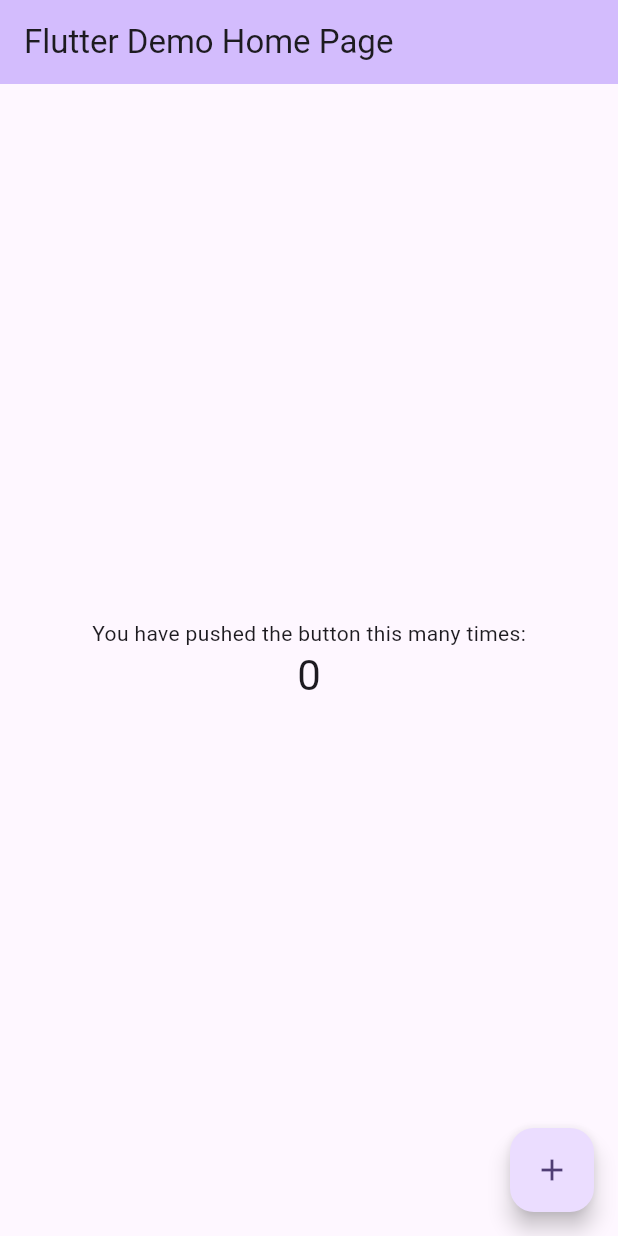
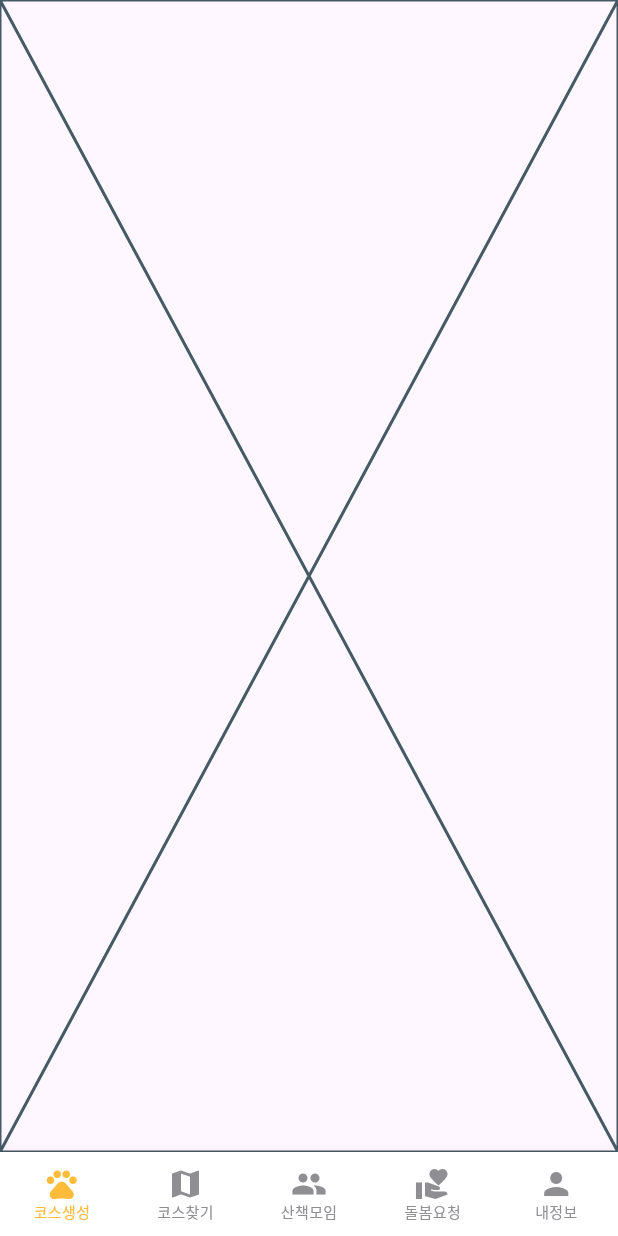
Before and after one commit to 2024SE-PetTrip/PetTrip_flutter, a Flutter app: the screen it shows after launch, on a phone screen of 412 x 824 dp. Run offline on Flutter 3.47's test engine with Material 3 defaults, Android fonts, the phone set to English and light mode, and no system bars.

Commit message:
Feat: 돌봄 요청 홈 화면 구현

```diff
--- /dev/null
+++ b/lib/const/category.dart
@@ -0,0 +1,71 @@
+import 'dart:core';
+
+const Map<String, List<String>> cityMap = {
+  '서울특별시': [
+    '종로구', '중구', '용산구', '성동구', '광진구', '동대문구', '중랑구', '성북구', '강북구', '도봉구',
+    '노원구', '은평구', '서대문구', '마포구', '양천구', '강서구', '구로구', '금천구', '영등포구', '동작구',
+    '관악구', '서초구', '강남구', '송파구', '강동구'
+  ],
+  '부산광역시': [
+    '중구', '서구', '동구', '영도구', '부산진구', '동래구', '남구', '북구', '해운대구', '사하구', '금정구',
+    '강서구', '연제구', '수영구', '사상구', '기장군'
+  ],
+  '대구광역시': [
+    '중구', '동구', '서구', '남구', '북구', '수성구', '달서구', '달성군', '군위군'
+  ],
+  '인천광역시': [
+    '중구', '동구', '미추홀구', '연수구', '남동구', '부평구', '계양구', '서구', '강화군', '옹진군'
+  ],
+  '광주광역시': [
+    '동구', '서구', '남구', '북구', '광산구'
+  ],
+  '대전광역시': [
+    '동구', '중구', '서구', '유성구', '대덕구'
+  ],
+  '울산광역시': [
+    '중구', '남구', '동구', '북구', '울주군'
+  ],
+  '세종특별자치시' : [
+    ''
+  ],
+  '경기도': [
+    '수원시', '용인시', '고양시', '화성시', '성남시', '부천시', '남양주시', '안산시', '평택시', '안양시',
+    '시흥시', '파주시', '김포시', '의정부시', '광주시', '하남시', '광명시', '군포시', '양주시', '오산시',
+    '이천시', '안성시', '구리시', '의왕시', '포천시', '양평군', '여주시', '동두천시', '과천시', '가평군', '연천군'
+  ],
+  '강원특별자치도': [
+    '춘천시', '원주시', '강릉시', '동해시', '태백시', '속초시', '삼척시', '홍천군', '횡성군', '영월군',
+    '평창군', '정선군', '철원군', '화천군', '양구군', '인제군', '고성군', '양양군'
+  ],
+  '충청북도': [
+    '청주시', '충주시', '제천시', '보은군', '옥천군', '영동군', '증평군', '진천군', '괴산군', '음성군', '단양군'
+  ],
+  '충청남도': [
+    '천안시', '공주시', '보령시', '아산시', '서산시', '논산시', '계룡시', '당진시', '금산군', '부여군',
+    '서천군', '청양군', '홍성군', '예산군', '태안군'
+  ],
+  '전북특별자치도': [
+    '전주시', '군산시', '익산시', '정읍시', '남원시', '김제시', '완주군', '진안군', '무주군', '장수군',
+    '임실군', '순창군', '고창군', '부안군'
+  ],
+  '전라남도': [
+    '목포시', '여수시', '순천시', '나주시', '광양시', '담양군', '곡성군', '구례군', '고흥군', '보성군',
+    '화순군', '장흥군', '강진군', '해남군', '영암군', '무안군', '함평군', '영광군', '장성군', '완도군',
+    '진도군', '신안군'
+  ],
+  '경상북도': [
+    '포항시', '경주시', '김천시', '안동시', '구미시', '영주시', '영천시', '상주시', '문경시', '경산시',
+    '의성군', '청송군', '영양군', '영덕군', '청도군', '고령군', '성주군', '칠곡군', '예천군', '봉화군',
+    '울진군', '울릉군'
+  ],
+  '경상남도': [
+    '창원시', '진주시', '통영시', '사천시', '김해시', '밀양시', '거제시', '양산시', '의령군', '함안군',
+    '창녕군', '고성군', '남해군', '하동군', '산청군', '함양군', '거창군', '합천군'
+  ],
+  '제주특별자치도': [
+    '제주시', '서귀포시'
+  ]
+};
+
+const List<String> courseTags = ['초보자', '중급자', '숙련자', '짧은거리', '긴거리', '도심', '교외', '공원', '강변', '해변', '등산로', '자전거코스', '조용한', '포토스팟'];
+const List<String> groupTags = ['초보자', '중급자', '숙련자', '아침산책', '저녁산책', '주말산책', '친목모임'];
--- /dev/null
+++ b/lib/const/colors.dart
@@ -0,0 +1,7 @@
+import 'dart:ui';
+
+const MAIN_COLOR = Color(0xffFFBC3B);
+const DARK_GRAY_COLOR = Color(0xff8E8E93);
+const LIGHT_GRAY_COLOR = Color(0xffF2F4F7);
+const POINT_COLOR = Color(0xffFA6900);
+const WARNING_COLOR = Color(0xffFF4B3B);
--- a/lib/main.dart
+++ b/lib/main.dart
@@ -1,125 +1,86 @@
+import 'dart:async';
+
 import 'package:flutter/material.dart';
 
-void main() {
-  runApp(const MyApp());
+import 'package:pettrip_fe/const/colors.dart';
+import 'package:pettrip_fe/screens/care_service_page.dart';
+
+
+void main() async {
+  //await _initialize();
+  runApp(MaterialApp(home: const MainPage()));
 }
 
-class MyApp extends StatelessWidget {
-  const MyApp({super.key});
+/*
+Future<void> _initialize() async {
+  // 네이버맵 초기화
+  WidgetsFlutterBinding.ensureInitialized();
+  await NaverMapSdk.instance.initialize(
+      clientId: NAVER_MAP_KEY,
+      onAuthFailed: (error) {
+        print('네이버맵 인증 오류: $error');
+      });
 
-  // This widget is the root of your application.
-  @override
-  Widget build(BuildContext context) {
-    return MaterialApp(
-      title: 'Flutter Demo',
-      theme: ThemeData(
-        // This is the theme of your application.
-        //
-        // TRY THIS: Try running your application with "flutter run". You'll see
-        // the application has a purple toolbar. Then, without quitting the app,
-        // try changing the seedColor in the colorScheme below to Colors.green
-        // and then invoke "hot reload" (save your changes or press the "hot
-        // reload" button in a Flutter-supported IDE, or press "r" if you used
-        // the command line to start the app).
-        //
-        // Notice that the counter didn't reset back to zero; the application
-        // state is not lost during the reload. To reset the state, use hot
-        // restart instead.
-        //
-        // This works for code too, not just values: Most code changes can be
-        // tested with just a hot reload.
-        colorScheme: ColorScheme.fromSeed(seedColor: Colors.deepPurple),
-        useMaterial3: true,
-      ),
-      home: const MyHomePage(title: 'Flutter Demo Home Page'),
-    );
+  // 위치 권한 얻기
+  var requestStatus = await Permission.location.request();
+  var status = await Permission.location.status;
+  if (requestStatus.isPermanentlyDenied || status.isPermanentlyDenied) {
+    openAppSettings();
   }
 }
+*/
 
-class MyHomePage extends StatefulWidget {
-  const MyHomePage({super.key, required this.title});
 
-  // This widget is the home page of your application. It is stateful, meaning
-  // that it has a State object (defined below) that contains fields that affect
-  // how it looks.
-
-  // This class is the configuration for the state. It holds the values (in this
-  // case the title) provided by the parent (in this case the App widget) and
-  // used by the build method of the State. Fields in a Widget subclass are
-  // always marked "final".
-
-  final String title;
+class MainPage extends StatefulWidget {
+  const MainPage({super.key});
 
   @override
-  State<MyHomePage> createState() => _MyHomePageState();
+  State<MainPage> createState() => _MainPageState();
 }
 
-class _MyHomePageState extends State<MyHomePage> {
-  int _counter = 0;
+class _MainPageState extends State<MainPage> {
+  int _selectedIndex = 0;
+  late final List<Widget> _widgetOptions;
 
-  void _incrementCounter() {
-    setState(() {
-      // This call to setState tells the Flutter framework that something has
-      // changed in this State, which causes it to rerun the build method below
-      // so that the display can reflect the updated values. If we changed
-      // _counter without calling setState(), then the build method would not be
-      // called again, and so nothing would appear to happen.
-      _counter++;
-    });
+  @override
+  void initState() {
+    super.initState();
+    _widgetOptions = <Widget>[
+      //CourseMakerPage(),
+      Placeholder(),
+      Placeholder(),
+      Placeholder(),
+      CareServicePage(),
+      Placeholder(),
+    ];
   }
 
   @override
   Widget build(BuildContext context) {
-    // This method is rerun every time setState is called, for instance as done
-    // by the _incrementCounter method above.
-    //
-    // The Flutter framework has been optimized to make rerunning build methods
-    // fast, so that you can just rebuild anything that needs updating rather
-    // than having to individually change instances of widgets.
     return Scaffold(
-      appBar: AppBar(
-        // TRY THIS: Try changing the color here to a specific color (to
-        // Colors.amber, perhaps?) and trigger a hot reload to see the AppBar
-        // change color while the other colors stay the same.
-        backgroundColor: Theme.of(context).colorScheme.inversePrimary,
-        // Here we take the value from the MyHomePage object that was created by
-        // the App.build method, and use it to set our appbar title.
-        title: Text(widget.title),
+      body: SafeArea(child: _widgetOptions.elementAt(_selectedIndex)),
+      // 하단바
+      bottomNavigationBar: BottomNavigationBar(
+        currentIndex: _selectedIndex,
+        items: const <BottomNavigationBarItem>[
+          BottomNavigationBarItem(icon: Icon(Icons.pets), label: '코스생성'),
+          BottomNavigationBarItem(icon: Icon(Icons.map), label: '코스찾기'),
+          BottomNavigationBarItem(icon: Icon(Icons.group), label: '산책모임'),
+          BottomNavigationBarItem(icon: Icon(Icons.volunteer_activism), label: '돌봄요청'),
+          BottomNavigationBarItem(icon: Icon(Icons.person), label: '내정보')
+        ],
+        backgroundColor: Colors.white,
+        selectedItemColor: MAIN_COLOR,
+        unselectedItemColor: DARK_GRAY_COLOR,
+        type: BottomNavigationBarType.fixed,
+        selectedFontSize: 10,
+        unselectedFontSize: 10,
+        onTap:(int index) {
+          setState(() {
+            _selectedIndex = index;
+          });
+        },
       ),
-      body: Center(
-        // Center is a layout widget. It takes a single child and positions it
-        // in the middle of the parent.
-        child: Column(
-          // Column is also a layout widget. It takes a list of children and
-          // arranges them vertically. By default, it sizes itself to fit its
-          // children horizontally, and tries to be as tall as its parent.
-          //
-          // Column has various properties to control how it sizes itself and
-          // how it positions its children. Here we use mainAxisAlignment to
-          // center the children vertically; the main axis here is the vertical
-          // axis because Columns are vertical (the cross axis would be
-          // horizontal).
-          //
-          // TRY THIS: Invoke "debug painting" (choose the "Toggle Debug Paint"
-          // action in the IDE, or press "p" in the console), to see the
-          // wireframe for each widget.
-          mainAxisAlignment: MainAxisAlignment.center,
-          children: <Widget>[
-            const Text(
-              'You have pushed the button this many times:',
-            ),
-            Text(
-              '$_counter',
-              style: Theme.of(context).textTheme.headlineMedium,
-            ),
-          ],
-        ),
-      ),
-      floatingActionButton: FloatingActionButton(
-        onPressed: _incrementCounter,
-        tooltip: 'Increment',
-        child: const Icon(Icons.add),
-      ), // This trailing comma makes auto-formatting nicer for build methods.
     );
   }
 }
```
Also changed, not shown: lib/const/style.dart (added, +20 -0 lines), lib/models/care_model.dart (added, +22 -0 lines), lib/screens/care_detail_page.dart (added, +13 -0 lines), lib/screens/care_find_page.dart (added, +156 -0 lines), lib/screens/care_service_page.dart (added, +44 -0 lines), lib/service/care_community_service.dart (added, +29 -0 lines), lib/widgets/filter_button.dart (added, +32 -0 lines), pubspec.yaml (+7 -0 lines), pubspec.lock.
